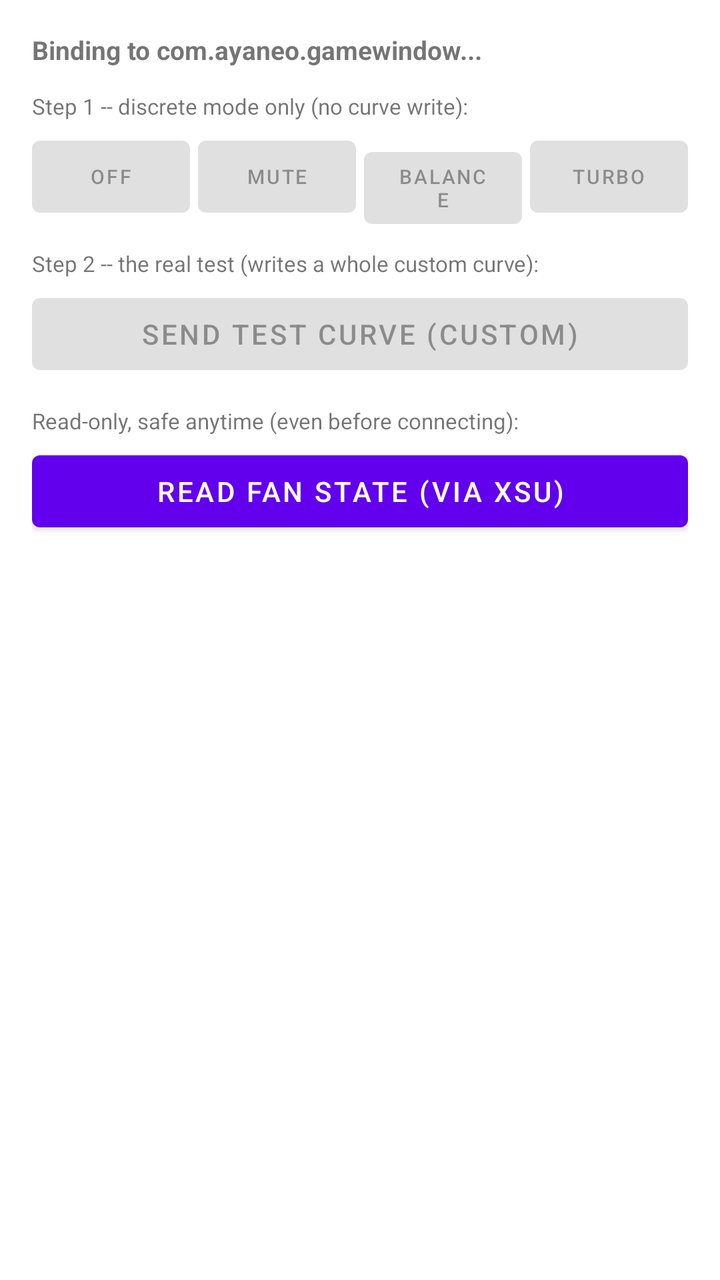
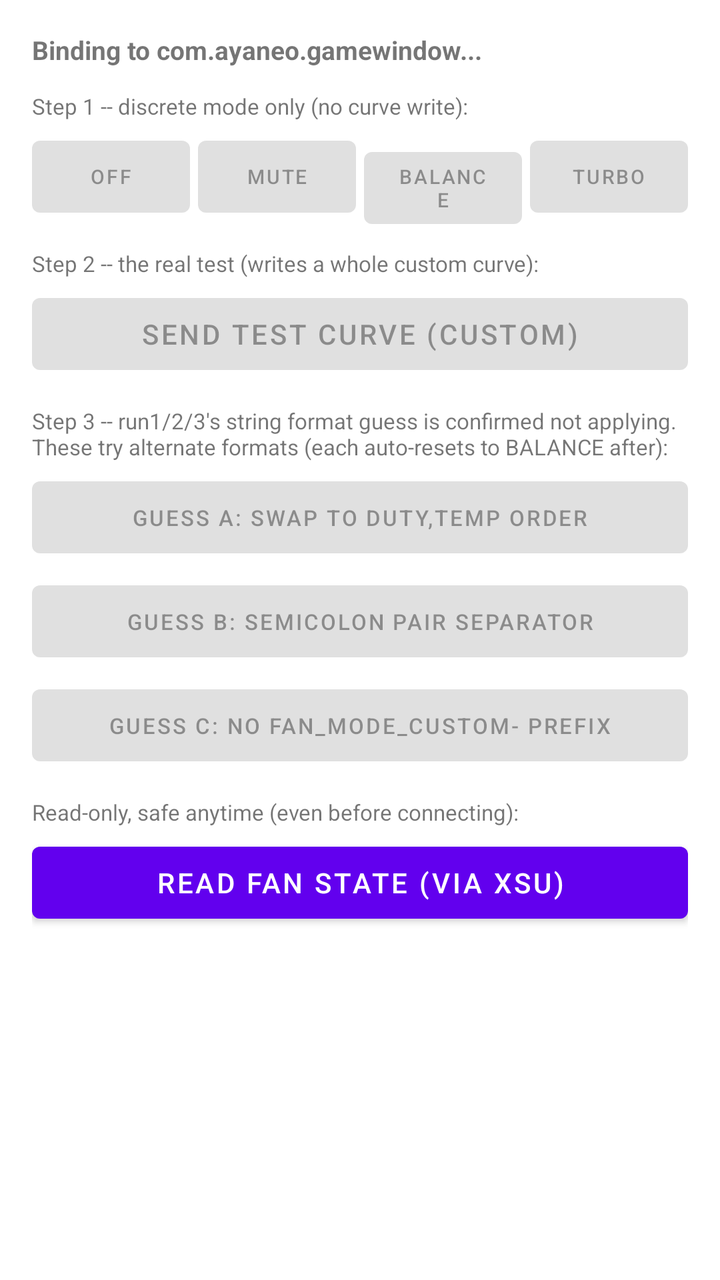

An Android layout rendered at two revisions. The XML below is the earlier revision; the diff shows what the commit changed to produce the second picture.
<!-- AndroidManifest.xml: application theme Theme.AidlFanSpike -->
<!-- res/layout/activity_main.xml -->
<?xml version="1.0" encoding="utf-8"?>
<LinearLayout xmlns:android="http://schemas.android.com/apk/res/android"
    android:layout_width="match_parent"
    android:layout_height="match_parent"
    android:orientation="vertical"
    android:padding="16dp">

    <TextView
        android:id="@+id/txtStatus"
        android:layout_width="match_parent"
        android:layout_height="wrap_content"
        android:textStyle="bold"
        android:textSize="13sp"
        android:text="Binding to com.ayaneo.gamewindow..." />

    <TextView
        android:layout_width="match_parent"
        android:layout_height="wrap_content"
        android:layout_marginTop="12dp"
        android:textSize="11sp"
        android:text="Step 1 -- discrete mode only (no curve write):" />

    <LinearLayout
        android:layout_width="match_parent"
        android:layout_height="wrap_content"
        android:layout_marginTop="4dp"
        android:orientation="horizontal">

        <Button
            android:id="@+id/btnOff"
            android:layout_width="0dp"
            android:layout_height="wrap_content"
            android:layout_weight="1"
            android:enabled="false"
            android:textSize="10sp"
            android:text="OFF" />

        <Button
            android:id="@+id/btnMute"
            android:layout_width="0dp"
            android:layout_height="wrap_content"
            android:layout_weight="1"
            android:layout_marginStart="4dp"
            android:enabled="false"
            android:textSize="10sp"
            android:text="MUTE" />

        <Button
            android:id="@+id/btnBalance"
            android:layout_width="0dp"
            android:layout_height="wrap_content"
            android:layout_weight="1"
            android:layout_marginStart="4dp"
            android:enabled="false"
            android:textSize="10sp"
            android:text="BALANCE" />

        <Button
            android:id="@+id/btnTurbo"
            android:layout_width="0dp"
            android:layout_height="wrap_content"
            android:layout_weight="1"
            android:layout_marginStart="4dp"
            android:enabled="false"
            android:textSize="10sp"
            android:text="TURBO" />
    </LinearLayout>

    <TextView
        android:layout_width="match_parent"
        android:layout_height="wrap_content"
        android:layout_marginTop="12dp"
        android:textSize="11sp"
        android:text="Step 2 -- the real test (writes a whole custom curve):" />

    <Button
        android:id="@+id/btnSendCurve"
        android:layout_width="match_parent"
        android:layout_height="wrap_content"
        android:layout_marginTop="4dp"
        android:enabled="false"
        android:text="Send test curve (CUSTOM)" />

    <TextView
        android:layout_width="match_parent"
        android:layout_height="wrap_content"
        android:layout_marginTop="12dp"
        android:textSize="11sp"
        android:text="Read-only, safe anytime (even before connecting):" />

    <Button
        android:id="@+id/btnReadFan"
        android:layout_width="match_parent"
        android:layout_height="wrap_content"
        android:layout_marginTop="4dp"
        android:text="Read fan state (via xsu)" />

    <ScrollView
        android:layout_width="match_parent"
        android:layout_height="0dp"
        android:layout_weight="1"
        android:layout_marginTop="16dp">

        <TextView
            android:id="@+id/txtLog"
            android:layout_width="match_parent"
            android:layout_height="wrap_content"
            android:fontFamily="monospace"
            android:textIsSelectable="true"
            android:textSize="11sp"
            android:text="" />
    </ScrollView>

</LinearLayout>
<!-- resources referenced by this layout -->
<resources>
  <style name="Theme.AidlFanSpike" parent="Theme.MaterialComponents.DayNight.NoActionBar" />
</resources>

<!-- the commit's change to res/layout/activity_main.xml (unified diff, before → after) -->
@@ -86,6 +86,40 @@
         android:layout_height="wrap_content"
         android:layout_marginTop="12dp"
         android:textSize="11sp"
+        android:text="Step 3 -- run1/2/3's string format guess is confirmed not applying. These try alternate formats (each auto-resets to BALANCE after):" />
+
+    <Button
+        android:id="@+id/btnGuessSwapOrder"
+        android:layout_width="match_parent"
+        android:layout_height="wrap_content"
+        android:layout_marginTop="4dp"
+        android:enabled="false"
+        android:textSize="11sp"
+        android:text="Guess A: swap to duty,temp order" />
+
+    <Button
+        android:id="@+id/btnGuessSemicolon"
+        android:layout_width="match_parent"
+        android:layout_height="wrap_content"
+        android:layout_marginTop="4dp"
+        android:enabled="false"
+        android:textSize="11sp"
+        android:text="Guess B: semicolon pair separator" />
+
+    <Button
+        android:id="@+id/btnGuessNoPrefix"
+        android:layout_width="match_parent"
+        android:layout_height="wrap_content"
+        android:layout_marginTop="4dp"
+        android:enabled="false"
+        android:textSize="11sp"
+        android:text="Guess C: no FAN_MODE_CUSTOM- prefix" />
+
+    <TextView
+        android:layout_width="match_parent"
+        android:layout_height="wrap_content"
+        android:layout_marginTop="12dp"
+        android:textSize="11sp"
         android:text="Read-only, safe anytime (even before connecting):" />
 
     <Button
